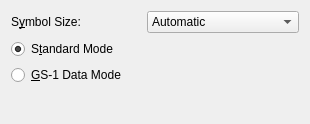
Above: frontend_qt/grpCodeOne.ui from novcom/zint before the change. Below: the same form after it.
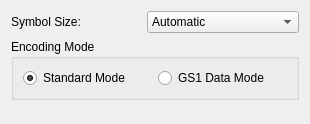
That is the form after the change.

What changed in the file:
```diff
--- a/frontend_qt/grpCodeOne.ui
+++ b/frontend_qt/grpCodeOne.ui
@@ -10,6 +10,12 @@
     <height>124</height>
    </rect>
   </property>
+  <property name="maximumSize">
+   <size>
+    <width>600</width>
+    <height>16777215</height>
+   </size>
+  </property>
   <property name="windowTitle">
    <string>Form</string>
   </property>
@@ -19,7 +25,7 @@
      <item row="0" column="0">
       <widget class="QLabel" name="lblChannel">
        <property name="text">
-        <string>S&amp;ymbol Size:</string>
+        <string>Symbol Size:</string>
        </property>
        <property name="alignment">
         <set>Qt::AlignLeading|Qt::AlignLeft|Qt::AlignVCenter</set>
@@ -88,24 +94,36 @@
        </item>
       </widget>
      </item>
-     <item row="1" column="0">
+    </layout>
+   </item>
+   <item>
+    <widget class="QGroupBox" name="groupBox">
+     <property name="title">
+      <string>Encoding Mode</string>
+     </property>
+     <layout class="QGridLayout" name="gridLayoutC1EncodingMode">
+      <property name="sizeConstraint">
+       <enum>QLayout::SetMinimumSize</enum>
+      </property>
+      <item row="0" column="0">
       <widget class="QRadioButton" name="radC1Stand">
        <property name="text">
-        <string>S&amp;tandard Mode</string>
+         <string>Standard Mode</string>
        </property>
        <property name="checked">
         <bool>true</bool>
        </property>
       </widget>
      </item>
-     <item row="2" column="0">
+      <item row="0" column="1">
       <widget class="QRadioButton" name="radC1GS1">
        <property name="text">
-        <string>&amp;GS-1 Data Mode</string>
+         <string>GS1 Data Mode</string>
        </property>
       </widget>
      </item>
     </layout>
+    </widget>
    </item>
    <item>
     <spacer name="verticalSpacer">
```
Lines whose indentation alone changed are shown as unchanged.
